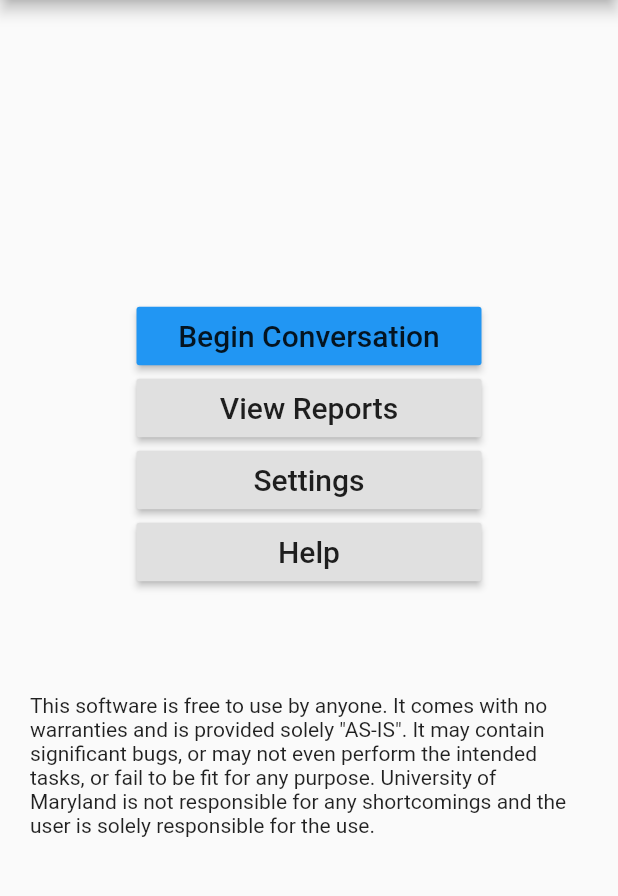
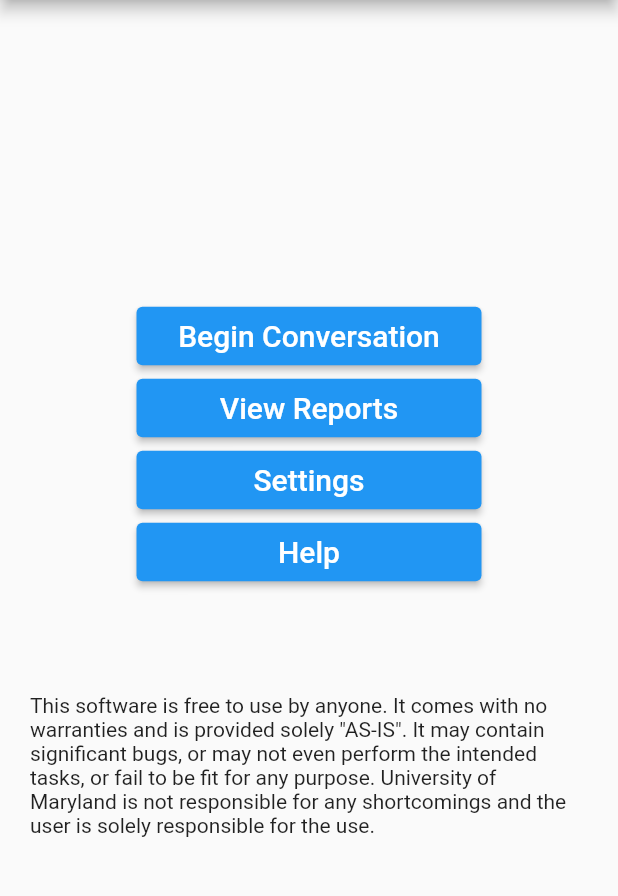
Before and after one commit to umgc/umgc.formbot.mobile, a Flutter app: the HomePage screen opened by its route, on a phone screen of 412 x 824 dp, the part 84-980 px from its top. Run offline on Flutter 3.47's test engine with Material 2 defaults, Android fonts, the phone set to English and light mode, and no system bars; our stand-ins replace firebase_auth, firebase_core, google_sign_in; missing offline and left inert: dialogflow_grpc, firebase_auth_platform_interface, googleapis; accounts and stored records are empty.

```diff
--- /dev/null
+++ b/formbot_app/lib/formscriberrunner.dart
@@ -0,0 +1,5 @@
+import 'package:flutter/material.dart';
+import 'formscriberstatelessroot.dart';
+void main() {
+  runApp(FormScriberStatelessRoot());
+}
--- /dev/null
+++ b/formbot_app/lib/formscriberstatelessroot.dart
@@ -0,0 +1,33 @@
+
+import 'package:flutter/material.dart';
+import 'routes/routes.dart';
+import 'loginpage.dart';
+import 'homepage.dart';
+import 'chat.dart';
+import 'help.dart';
+class FormScriberStatelessRoot extends StatelessWidget {
+  // This widget is the root of the application.
+  @override
+  Widget build(BuildContext context) {
+    return MaterialApp(
+      title: 'Form Scriber',
+
+      // This is the theme of the application.
+      theme: ThemeData(
+        primarySwatch: Colors.blue,
+
+        // This makes the visual density adapt to any platform.
+        visualDensity: VisualDensity.adaptivePlatformDensity,
+      ),
+      home: LoginPage(title: 'Form Scriber'),
+
+      //Navigator routes to other pages.
+       routes: {
+         Routes.help: (context) => HelpPage(),
+         Routes.home: (context) => HomePage(),
+         Routes.conversation: (context) => Chat(),
+         Routes.login:(context) => LoginPage(),
+       },
+    );
+  }
+}
--- a/formbot_app/lib/homepage.dart
+++ b/formbot_app/lib/homepage.dart
@@ -4,8 +4,8 @@ import 'widgets/app_drawer.dart';
 import 'routes/routes.dart';
 
 class HomePage extends StatelessWidget {
-  static const String routeName = 'page2';
-
+  static const String routeName = 'homepage';
+  @override
   Widget build(BuildContext context) {
 
     Future<bool> _willPopCallback() async {
@@ -57,8 +57,8 @@ class HomePage extends StatelessWidget {
 
               SizedBox(
                 width: 230,
-                child: RaisedButton(
-                  color: Colors.blue,
+                child: ElevatedButton(
+                 style: ElevatedButton.styleFrom(primary: Colors.blue),
                   onPressed: () => {Navigator.pushNamed(context, Routes.conversation)},
                   child: Padding(
                     padding: const EdgeInsets.all(8.0),
@@ -72,7 +72,8 @@ class HomePage extends StatelessWidget {
 
               SizedBox(
                 width: 230,
-                child: RaisedButton(
+                child: ElevatedButton(
+                  style: ElevatedButton.styleFrom(primary: Colors.blue),
                   onPressed: () {},
                   child: Padding(
                     padding: const EdgeInsets.all(8.0),
@@ -86,7 +87,8 @@ class HomePage extends StatelessWidget {
 
               SizedBox(
                 width: 230,
-                child: RaisedButton(
+                child: ElevatedButton(
+                  style: ElevatedButton.styleFrom(primary: Colors.blue),
                   onPressed: () {},
                   child: Padding(
                     padding: const EdgeInsets.all(8.0),
@@ -100,7 +102,8 @@ class HomePage extends StatelessWidget {
 
               SizedBox(
                 width: 230,
-                child: RaisedButton(
+                child: ElevatedButton(
+                  style: ElevatedButton.styleFrom(primary: Colors.blue),
                   onPressed: () => {Navigator.pushNamed(context, Routes.help)},
                   child: Padding(
                     padding: const EdgeInsets.all(8.0),
--- a/formbot_app/lib/routes/routes.dart
+++ b/formbot_app/lib/routes/routes.dart
@@ -3,12 +3,14 @@
 import 'package:formbot_app/help.dart';
 import 'package:formbot_app/homepage.dart';
 import 'package:formbot_app/chat.dart';
+import 'package:formbot_app/loginpage.dart';
 
 class Routes{
   static const String help = HelpPage.routeName;
   //static const String landing = MyHomePage.routeName;
-  static const String page2 = HomePage.routeName;
+  static const String home= HomePage.routeName;
   static const String conversation = Chat.routeName;
+  static const String login = LoginPage.routeName;
   //static const String settings = SettingsPage.routeName;
   //static const String reports = ReportsPage.routeName;
 }
--- a/formbot_app/lib/widgets/app_drawer.dart
+++ b/formbot_app/lib/widgets/app_drawer.dart
@@ -39,7 +39,6 @@ class _AuthDrawerState extends State<AuthDrawer>{
 
   @override
   Widget build(BuildContext context){
-    final loggedIn = _currentUser != null;
     return Drawer(
       child: Column(
         children: <Widget>[
@@ -58,7 +57,7 @@ class _AuthDrawerState extends State<AuthDrawer>{
           ),
           // use _createDrawerItem instead of listing each tile
           _createDrawerItem(icon: Icons.verified_user, text: '{$_email}'),
-          _createDrawerItem(icon: Icons.home,text: 'Home', onTap: () => Navigator.pushNamed(context, Routes.page2)),
+          _createDrawerItem(icon: Icons.home,text: 'Home', onTap: () => Navigator.pushNamed(context, Routes.home)),
           _createDrawerItem(icon: Icons.chat,text: 'Begin Conversation', onTap: () => Navigator.pushNamed(context, Routes.conversation)),
           _createDrawerItem(icon: Icons.receipt, text: 'View Reports'),
           _createDrawerItem(icon: Icons.settings, text: 'Settings'),
@@ -91,7 +90,7 @@ class UnauthDrawer extends StatelessWidget {
                       fit: BoxFit.contain)),
             ),
           ),
-          _createDrawerItem(icon: Icons.home,text: 'Home', onTap: () => Navigator.pushNamed(context, Routes.page2)),
+          _createDrawerItem(icon: Icons.home,text: 'Home', onTap: () => Navigator.pushNamed(context, Routes.home)),
           //_createDrawerItem(icon: Icons.app_registration,text: 'Sign Up'),
           _createDrawerItem(icon: Icons.chat,text: 'Log In'),
           _createDrawerItem(icon: Icons.help_outline, text: 'Help', onTap: () => Navigator.pushNamed(context, Routes.help)),/*ListTile(
```
Also changed, not shown: formbot_app/lib/auth.dart (+33 -7 lines), formbot_app/lib/loginpage.dart (renamed from formbot_app/lib/main.dart, +22 -50 lines).
